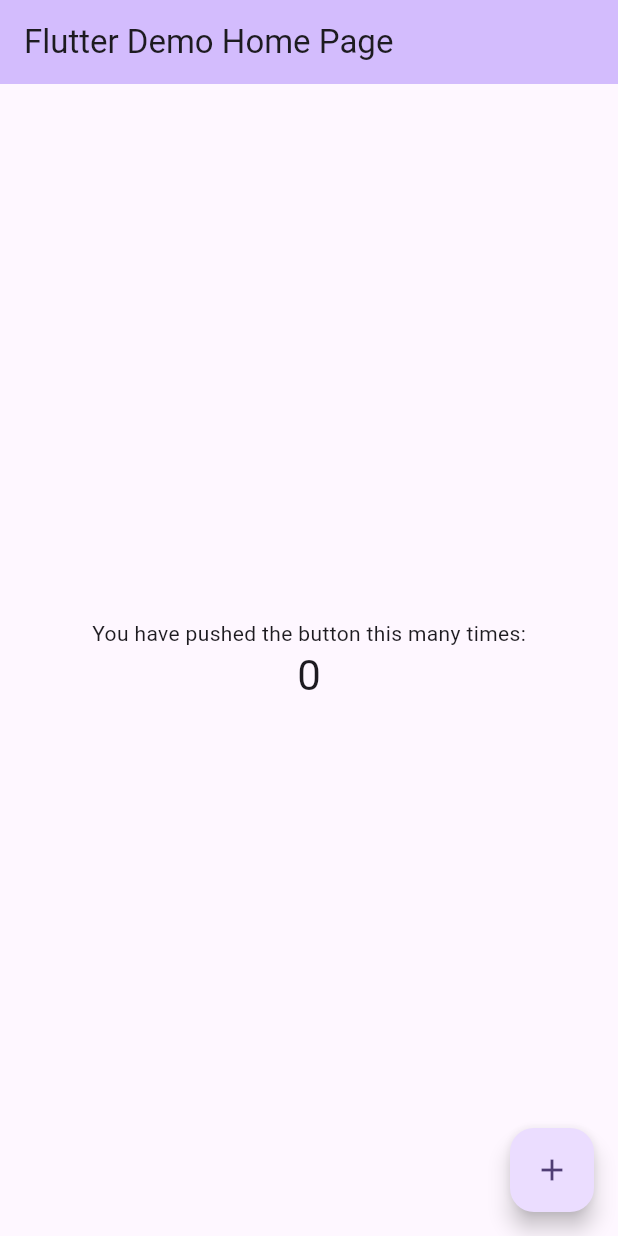
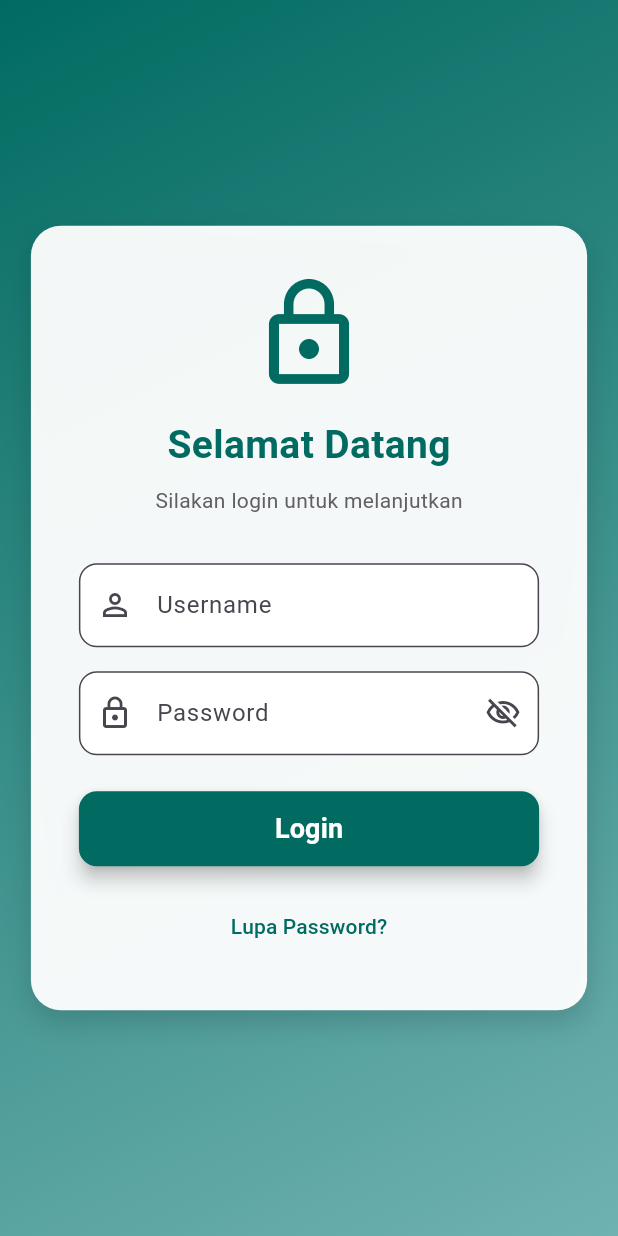
Before and after one commit to gedeady01/pratikum5e_putugede, a Flutter app: the screen it shows after launch, on a phone screen of 412 x 824 dp. Run offline on Flutter 3.47's test engine with Material 3 defaults, Android fonts, the phone set to English and light mode, and no system bars; Roboto replaces fonts that are missing (Poppins).

Commit message:
Update main.dart dan tambahkan dashboard.dart

```diff
--- a/lib/main.dart
+++ b/lib/main.dart
@@ -1,122 +1,208 @@
 import 'package:flutter/material.dart';
+import 'dashboard.dart'; // Pastikan file dashboard.dart ada di folder yang sama
 
 void main() {
-  runApp(const MyApp());
+  runApp(const LoginApp());
 }
 
-class MyApp extends StatelessWidget {
-  const MyApp({super.key});
+class LoginApp extends StatelessWidget {
+  const LoginApp({super.key});
 
-  // This widget is the root of your application.
   @override
   Widget build(BuildContext context) {
     return MaterialApp(
-      title: 'Flutter Demo',
-      theme: ThemeData(
-        // This is the theme of your application.
-        //
-        // TRY THIS: Try running your application with "flutter run". You'll see
-        // the application has a purple toolbar. Then, without quitting the app,
-        // try changing the seedColor in the colorScheme below to Colors.green
-        // and then invoke "hot reload" (save your changes or press the "hot
-        // reload" button in a Flutter-supported IDE, or press "r" if you used
-        // the command line to start the app).
-        //
-        // Notice that the counter didn't reset back to zero; the application
-        // state is not lost during the reload. To reset the state, use hot
-        // restart instead.
-        //
-        // This works for code too, not just values: Most code changes can be
-        // tested with just a hot reload.
-        colorScheme: ColorScheme.fromSeed(seedColor: Colors.deepPurple),
-      ),
-      home: const MyHomePage(title: 'Flutter Demo Home Page'),
+      debugShowCheckedModeBanner: false,
+      title: 'Login Page',
+      theme: ThemeData(useMaterial3: true, fontFamily: 'Poppins'),
+      home: const LoginPage(),
     );
   }
 }
 
-class MyHomePage extends StatefulWidget {
-  const MyHomePage({super.key, required this.title});
-
-  // This widget is the home page of your application. It is stateful, meaning
-  // that it has a State object (defined below) that contains fields that affect
-  // how it looks.
-
-  // This class is the configuration for the state. It holds the values (in this
-  // case the title) provided by the parent (in this case the App widget) and
-  // used by the build method of the State. Fields in a Widget subclass are
-  // always marked "final".
-
-  final String title;
+class LoginPage extends StatefulWidget {
+  const LoginPage({super.key});
 
   @override
-  State<MyHomePage> createState() => _MyHomePageState();
+  State<LoginPage> createState() => _LoginPageState();
 }
 
-class _MyHomePageState extends State<MyHomePage> {
-  int _counter = 0;
+class _LoginPageState extends State<LoginPage> {
+  bool _obscureText = true;
 
-  void _incrementCounter() {
-    setState(() {
-      // This call to setState tells the Flutter framework that something has
-      // changed in this State, which causes it to rerun the build method below
-      // so that the display can reflect the updated values. If we changed
-      // _counter without calling setState(), then the build method would not be
-      // called again, and so nothing would appear to happen.
-      _counter++;
-    });
+  final TextEditingController _usernameController = TextEditingController();
+  final TextEditingController _passwordController = TextEditingController();
+
+  // 👉 Fungsi login + navigasi ke Dashboard
+  void _login() {
+    String username = _usernameController.text.trim();
+    String password = _passwordController.text.trim();
+
+    if (username == "admin" && password == "1234") {
+      ScaffoldMessenger.of(
+        context,
+      ).showSnackBar(const SnackBar(content: Text("Login Berhasil!")));
+
+      // Arahkan ke halaman Dashboard
+      Future.delayed(const Duration(milliseconds: 500), () {
+        Navigator.pushReplacement(
+          context,
+          MaterialPageRoute(builder: (context) => const Dashboard()),
+        );
+      });
+    } else {
+      ScaffoldMessenger.of(context).showSnackBar(
+        const SnackBar(content: Text("Username atau Password salah!")),
+      );
+    }
   }
 
   @override
   Widget build(BuildContext context) {
-    // This method is rerun every time setState is called, for instance as done
-    // by the _incrementCounter method above.
-    //
-    // The Flutter framework has been optimized to make rerunning build methods
-    // fast, so that you can just rebuild anything that needs updating rather
-    // than having to individually change instances of widgets.
+    double screenWidth = MediaQuery.of(context).size.width;
+
     return Scaffold(
-      appBar: AppBar(
-        // TRY THIS: Try changing the color here to a specific color (to
-        // Colors.amber, perhaps?) and trigger a hot reload to see the AppBar
-        // change color while the other colors stay the same.
-        backgroundColor: Theme.of(context).colorScheme.inversePrimary,
-        // Here we take the value from the MyHomePage object that was created by
-        // the App.build method, and use it to set our appbar title.
-        title: Text(widget.title),
-      ),
-      body: Center(
-        // Center is a layout widget. It takes a single child and positions it
-        // in the middle of the parent.
-        child: Column(
-          // Column is also a layout widget. It takes a list of children and
-          // arranges them vertically. By default, it sizes itself to fit its
-          // children horizontally, and tries to be as tall as its parent.
-          //
-          // Column has various properties to control how it sizes itself and
-          // how it positions its children. Here we use mainAxisAlignment to
-          // center the children vertically; the main axis here is the vertical
-          // axis because Columns are vertical (the cross axis would be
-          // horizontal).
-          //
-          // TRY THIS: Invoke "debug painting" (choose the "Toggle Debug Paint"
-          // action in the IDE, or press "p" in the console), to see the
-          // wireframe for each widget.
-          mainAxisAlignment: MainAxisAlignment.center,
-          children: <Widget>[
-            const Text('You have pushed the button this many times:'),
-            Text(
-              '$_counter',
-              style: Theme.of(context).textTheme.headlineMedium,
+      body: Container(
+        decoration: const BoxDecoration(
+          gradient: LinearGradient(
+            colors: [
+              Color(0xFF016B61), // Hijau tua
+              Color(0xFF70B2B2), // Toska muda
+            ],
+            begin: Alignment.topLeft,
+            end: Alignment.bottomRight,
+          ),
+        ),
+        child: Center(
+          child: SingleChildScrollView(
+            child: ConstrainedBox(
+              constraints: BoxConstraints(
+                maxWidth: screenWidth < 600 ? screenWidth * 0.9 : 420,
+              ),
+              child: Container(
+                padding: const EdgeInsets.all(32),
+                decoration: BoxDecoration(
+                  color: Colors.white.withOpacity(0.95),
+                  borderRadius: BorderRadius.circular(20),
+                  boxShadow: [
+                    BoxShadow(
+                      color: Colors.black.withOpacity(0.15),
+                      blurRadius: 15,
+                      offset: const Offset(0, 8),
+                    ),
+                  ],
+                ),
+                child: Column(
+                  mainAxisSize: MainAxisSize.min,
+                  children: [
+                    const Icon(
+                      Icons.lock_outline,
+                      size: 80,
+                      color: Color(0xFF016B61),
+                    ),
+                    const SizedBox(height: 16),
+                    const Text(
+                      "Selamat Datang",
+                      style: TextStyle(
+                        fontSize: 26,
+                        fontWeight: FontWeight.bold,
+                        color: Color(0xFF016B61),
+                      ),
+                    ),
+                    const SizedBox(height: 8),
+                    Text(
+                      "Silakan login untuk melanjutkan",
+                      style: TextStyle(color: Colors.grey[700]),
+                    ),
+                    const SizedBox(height: 32),
+
+                    // Username
+                    TextField(
+                      controller: _usernameController,
+                      decoration: InputDecoration(
+                        prefixIcon: const Icon(Icons.person_outline),
+                        labelText: "Username",
+                        filled: true,
+                        fillColor: Colors.white,
+                        border: OutlineInputBorder(
+                          borderRadius: BorderRadius.circular(12),
+                          borderSide: const BorderSide(
+                            color: Color(0xFF016B61),
+                          ),
+                        ),
+                      ),
+                    ),
+                    const SizedBox(height: 16),
+
+                    // Password
+                    TextField(
+                      controller: _passwordController,
+                      obscureText: _obscureText,
+                      decoration: InputDecoration(
+                        prefixIcon: const Icon(Icons.lock_outline),
+                        labelText: "Password",
+                        suffixIcon: IconButton(
+                          icon: Icon(
+                            _obscureText
+                                ? Icons.visibility_off_outlined
+                                : Icons.visibility_outlined,
+                          ),
+                          onPressed: () {
+                            setState(() {
+                              _obscureText = !_obscureText;
+                            });
+                          },
+                        ),
+                        filled: true,
+                        fillColor: Colors.white,
+                        border: OutlineInputBorder(
+                          borderRadius: BorderRadius.circular(12),
+                          borderSide: const BorderSide(
+                            color: Color(0xFF016B61),
+                          ),
+                        ),
+                      ),
+                    ),
+                    const SizedBox(height: 24),
+
+                    // Tombol Login
+                    SizedBox(
+                      width: double.infinity,
+                      height: 50,
+                      child: ElevatedButton(
+                        onPressed: _login,
+                        style: ElevatedButton.styleFrom(
+                          backgroundColor: const Color(0xFF016B61),
+                          shape: RoundedRectangleBorder(
+                            borderRadius: BorderRadius.circular(12),
+                          ),
+                          elevation: 5,
+                        ),
+                        child: const Text(
+                          "Login",
+                          style: TextStyle(
+                            fontSize: 18,
+                            color: Colors.white,
+                            fontWeight: FontWeight.bold,
+                          ),
+                        ),
+                      ),
+                    ),
+
+                    const SizedBox(height: 16),
+                    TextButton(
+                      onPressed: () {},
+                      child: const Text(
+                        "Lupa Password?",
+                        style: TextStyle(color: Color(0xFF016B61)),
+                      ),
+                    ),
+                  ],
+                ),
+              ),
             ),
-          ],
+          ),
         ),
       ),
-      floatingActionButton: FloatingActionButton(
-        onPressed: _incrementCounter,
-        tooltip: 'Increment',
-        child: const Icon(Icons.add),
-      ), // This trailing comma makes auto-formatting nicer for build methods.
     );
   }
 }
```
Also changed, not shown: lib/dashboard.dart (added, +331 -0 lines), 1 other file.
